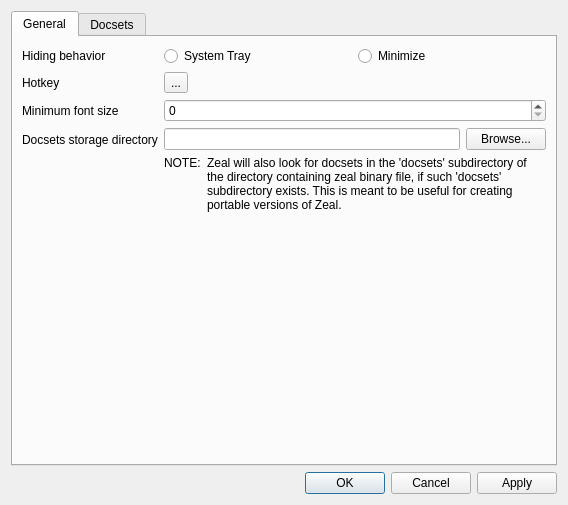
PostPCEra/zeal-debian, file zeal/zealsettingsdialog.ui: the form before one commit.
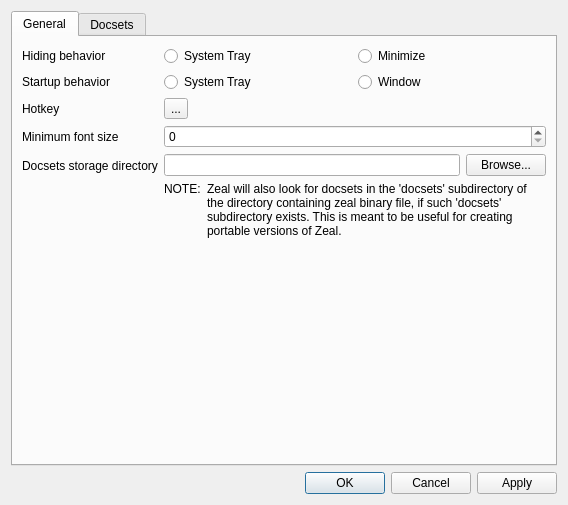
The form after the commit. Custom widgets are drawn as their Qt base class.

```diff
--- a/zeal/zealsettingsdialog.ui
+++ b/zeal/zealsettingsdialog.ui
@@ -26,30 +26,6 @@
       <layout class="QGridLayout" name="gridLayout">
        <item row="0" column="0">
         <layout class="QFormLayout" name="formLayout">
-         <item row="2" column="0">
-          <widget class="QLabel" name="label">
-           <property name="text">
-            <string>Hotkey</string>
-           </property>
-          </widget>
-         </item>
-         <item row="2" column="1">
-          <widget class="RazorShortcutButton" name="toolButton">
-           <property name="text">
-            <string>...</string>
-           </property>
-          </widget>
-         </item>
-         <item row="3" column="1">
-          <widget class="QSpinBox" name="minFontSize"/>
-         </item>
-         <item row="3" column="0">
-          <widget class="QLabel" name="label_2">
-           <property name="text">
-            <string>Minimum font size</string>
-           </property>
-          </widget>
-         </item>
          <item row="1" column="0">
           <widget class="QLabel" name="label_3">
            <property name="text">
@@ -81,14 +57,63 @@
            </item>
           </layout>
          </item>
+         <item row="2" column="0">
+          <widget class="QLabel" name="label_8">
+           <property name="text">
+            <string>Startup behavior</string>
+           </property>
+          </widget>
+         </item>
+         <item row="2" column="1">
+          <layout class="QHBoxLayout" name="horizontalLayout_6">
+           <item>
+            <widget class="QRadioButton" name="radioStartTray">
+             <property name="text">
+              <string>System Tray</string>
+             </property>
+            </widget>
+           </item>
+           <item>
+            <widget class="QRadioButton" name="radioStartMax">
+             <property name="text">
+              <string>Window</string>
+             </property>
+            </widget>
+           </item>
+          </layout>
+         </item>
+         <item row="3" column="0">
+          <widget class="QLabel" name="label">
+           <property name="text">
+            <string>Hotkey</string>
+           </property>
+          </widget>
+         </item>
+         <item row="3" column="1">
+          <widget class="RazorShortcutButton" name="toolButton">
+           <property name="text">
+            <string>...</string>
+           </property>
+          </widget>
+         </item>
          <item row="4" column="0">
+          <widget class="QLabel" name="label_2">
+           <property name="text">
+            <string>Minimum font size</string>
+           </property>
+          </widget>
+         </item>
+         <item row="4" column="1">
+          <widget class="QSpinBox" name="minFontSize"/>
+         </item>
+         <item row="5" column="0">
           <widget class="QLabel" name="label_5">
            <property name="text">
             <string>Docsets storage directory</string>
            </property>
           </widget>
          </item>
-         <item row="4" column="1">
+         <item row="5" column="1">
           <layout class="QVBoxLayout" name="verticalLayout_4">
            <item>
             <layout class="QHBoxLayout" name="horizontalLayout_3">
```
